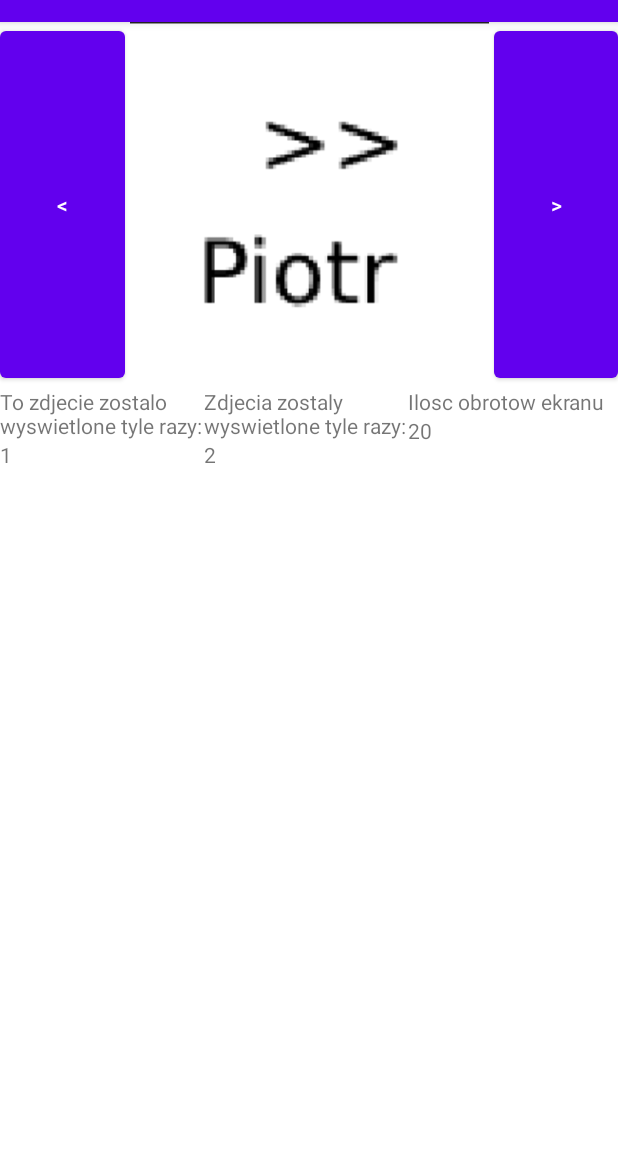
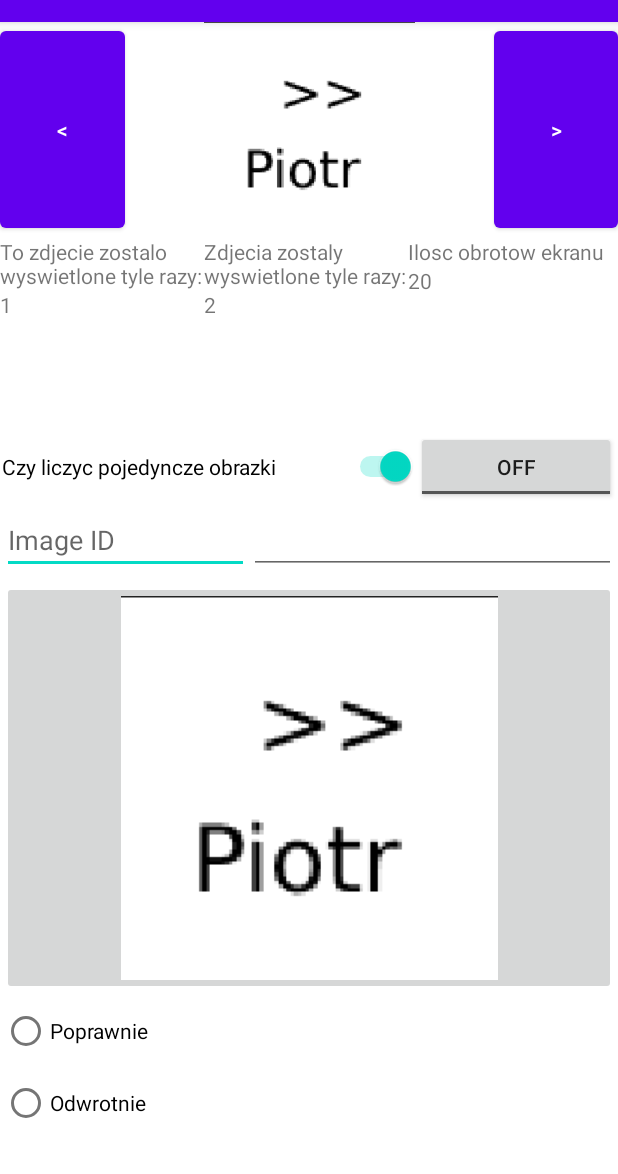
Before and after one commit to Piotrek-hub/android-sprawdzian, an Android app: the screen it shows after launch (MainActivity), after a tap on an icon or button, on a phone screen of 412 x 824 dp, the part 62-1236 px from its top. Run offline under Robolectric (Android 15) with nearby library versions, the phone set to English and light mode, and no system bars.

Commit message:
Last section 1/2

```diff
--- a/app/src/main/java/com/example/myapplication/Image.java
+++ b/app/src/main/java/com/example/myapplication/Image.java
@@ -16,6 +16,10 @@ public class Image {
     }
 
     int getResourceID() {
+        return resourceID;
+    }
+
+    int getResourceIDAndIncrementCounter() {
         this.incrementCounter();
         return this.resourceID;
     }
--- a/app/src/main/java/com/example/myapplication/MainActivity.java
+++ b/app/src/main/java/com/example/myapplication/MainActivity.java
@@ -5,11 +5,15 @@ import androidx.appcompat.app.AppCompatActivity;
 import android.os.Bundle;
 import android.util.Log;
 import android.view.View;
-import android.widget.Button;
+import android.widget.CompoundButton;
+import android.widget.EditText;
 import android.widget.ImageView;
+import android.widget.Switch;
 import android.widget.TextView;
 
 public class MainActivity extends AppCompatActivity {
+    private static final String PASSWORD="test";
+    Boolean isCountingExactImage = true;
     ImageView topSectionImage;
     Image imagesWithOrder[] = new Image[]{new Image(R.drawable.obraz1),
             new Image(R.drawable.obraz2),
@@ -23,7 +27,17 @@ public class MainActivity extends AppCompatActivity {
         super.onCreate(savedInstanceState);
         setContentView(R.layout.activity_main);
         this.topSectionImage = (ImageView) findViewById(R.id.topImage);
-        topSectionImage.setImageResource(imagesWithOrder[currentResource].getResourceID());
+        topSectionImage.setImageResource(imagesWithOrder[currentResource].getResourceIDAndIncrementCounter());
+
+        Switch countExactImageSwitch = (Switch) findViewById(R.id.switchCountImage);
+        countExactImageSwitch.setOnCheckedChangeListener(new CompoundButton.OnCheckedChangeListener() {
+            @Override
+            public void onCheckedChanged(CompoundButton compoundButton, boolean isChecked) {
+                isCountingExactImage = isChecked;
+            }
+        });
+
+
 
         displayImagesInfo();
     }
@@ -38,17 +52,21 @@ public class MainActivity extends AppCompatActivity {
         }
     }
 
-    public void onClickPrev(View v)
-    {
+    public void onClickPrev(View v) {
         this.changeResource(-1);
-        this.topSectionImage.setImageResource(imagesWithOrder[currentResource].getResourceID());
+        if(isCountingExactImage)
+           this.topSectionImage.setImageResource(imagesWithOrder[currentResource].getResourceIDAndIncrementCounter());
+        else
+            this.topSectionImage.setImageResource(imagesWithOrder[currentResource].getResourceID());
         displayImagesInfo();
     }
 
-    public void onClickNext(View v)
-    {
+    public void onClickNext(View v) {
         this.changeResource(1);
-        this.topSectionImage.setImageResource(imagesWithOrder[currentResource].getResourceID());
+        if(isCountingExactImage)
+            this.topSectionImage.setImageResource(imagesWithOrder[currentResource].getResourceIDAndIncrementCounter());
+        else
+            this.topSectionImage.setImageResource(imagesWithOrder[currentResource].getResourceID());
         displayImagesInfo();
     }
 
@@ -70,4 +88,25 @@ public class MainActivity extends AppCompatActivity {
         String allImagesValue = Integer.toString(countAllImagesValues());
         allImagesValueView.setText(allImagesValue);
     }
+
+    public void onClickLogin(View v) {
+        EditText imageIDInput = (EditText) findViewById(R.id.imageIdToDisplayInput);
+        int imageID = Integer.parseInt(imageIDInput.getText().toString());
+
+        if(imageID > 0 && imageID < 6) {
+            return;
+        }
+
+        TextView passwordInput = (TextView) findViewById(R.id.passwordInput);
+        String password = passwordInput.getText().toString();
+        Log.v("MyActivity", password);
+
+        if(password.equals(PASSWORD)) {
+            currentResource = imageID;
+            this.topSectionImage.setImageResource(imagesWithOrder[currentResource -1].getResourceIDAndIncrementCounter());
+            displayImagesInfo();
+        }else {
+        }
+
+    }
 }
--- a/app/src/main/res/layout/activity_main.xml
+++ b/app/src/main/res/layout/activity_main.xml
@@ -9,7 +9,7 @@
     <LinearLayout
         android:id="@+id/linearLayout"
         android:layout_width="match_parent"
-        android:layout_height="243.3dp"
+        android:layout_height="143dp"
         android:orientation="horizontal"
         app:layout_constraintEnd_toEndOf="parent"
         app:layout_constraintStart_toStartOf="parent"
@@ -42,7 +42,7 @@
     <LinearLayout
         android:id="@+id/linearLayout3"
         android:layout_width="match_parent"
-        android:layout_height="243.3dp"
+        android:layout_height="130dp"
         android:orientation="horizontal"
         app:layout_constraintEnd_toEndOf="parent"
         app:layout_constraintStart_toStartOf="parent"
@@ -104,13 +104,98 @@
     </LinearLayout>
 
     <LinearLayout
-        android:layout_width="match_parent"
-        android:layout_height="243.3dp"
-        android:orientation="horizontal"
+        android:layout_width="409dp"
+        android:layout_height="496dp"
+        android:layout_marginStart="1dp"
+        android:layout_marginTop="1dp"
+        android:layout_marginEnd="1dp"
+        android:layout_marginBottom="1dp"
+        android:orientation="vertical"
         app:layout_constraintBottom_toBottomOf="parent"
         app:layout_constraintEnd_toEndOf="parent"
         app:layout_constraintStart_toStartOf="parent"
-        app:layout_constraintTop_toBottomOf="@+id/linearLayout3"></LinearLayout>
+        app:layout_constraintTop_toBottomOf="@+id/linearLayout3">
+
+        <LinearLayout
+            android:layout_width="match_parent"
+            android:layout_height="50dp"
+            android:orientation="horizontal">
+
+            <Switch
+                android:id="@+id/switchCountImage"
+                android:checked="true"
+                android:layout_width="wrap_content"
+                android:layout_height="wrap_content"
+                android:layout_weight="1"
+                android:text="Czy liczyc pojedyncze obrazki"
+                tools:ignore="TouchTargetSizeCheck" />
+
+            <ToggleButton
+                android:id="@+id/toggleAllImagesCount"
+                android:layout_width="wrap_content"
+                android:layout_height="wrap_content"
+                android:layout_weight="1"
+                android:text="ToggleButton"
+                tools:ignore="TextContrastCheck" />
+        </LinearLayout>
+
+        <LinearLayout
+            android:layout_width="match_parent"
+            android:layout_height="50dp"
+            android:orientation="horizontal">
+
+            <EditText
+                android:id="@+id/imageIdToDisplayInput"
+                android:layout_width="20dp"
+                android:layout_height="wrap_content"
+                android:layout_weight="1"
+                android:ems="10"
+                android:inputType="textPersonName"
+                android:hint="Image ID"
+                tools:ignore="TouchTargetSizeCheck" />
+
+            <EditText
+                android:id="@+id/passwordInput"
+                android:layout_width="100dp"
+                android:layout_height="wrap_content"
+                android:layout_weight="1"
+                android:ems="10"
+                android:inputType="textPassword"
+                tools:ignore="TouchTargetSizeCheck,SpeakableTextPresentCheck" />
+        </LinearLayout>
+
+        <ImageButton
+            android:id="@+id/imageButton"
+            android:layout_width="match_parent"
+            android:layout_height="wrap_content"
+            app:srcCompat="@drawable/arrow"
+            tools:ignore="SpeakableTextPresentCheck"
+            android:onClick="onClickLogin"
+            />
+
+        <LinearLayout
+            android:layout_width="match_parent"
+            android:layout_height="match_parent"
+            android:orientation="horizontal">
+
+            <RadioGroup
+                android:layout_width="match_parent"
+                android:layout_height="match_parent" >
+
+                <RadioButton
+                    android:id="@+id/radioPoprawnie"
+                    android:layout_width="match_parent"
+                    android:layout_height="wrap_content"
+                    android:text="Poprawnie" />
+
+                <RadioButton
+                    android:id="@+id/radioOdwrotnie"
+                    android:layout_width="match_parent"
+                    android:layout_height="wrap_content"
+                    android:text="Odwrotnie" />
+            </RadioGroup>
+        </LinearLayout>
+    </LinearLayout>
 
 
 </androidx.constraintlayout.widget.ConstraintLayout>
```
